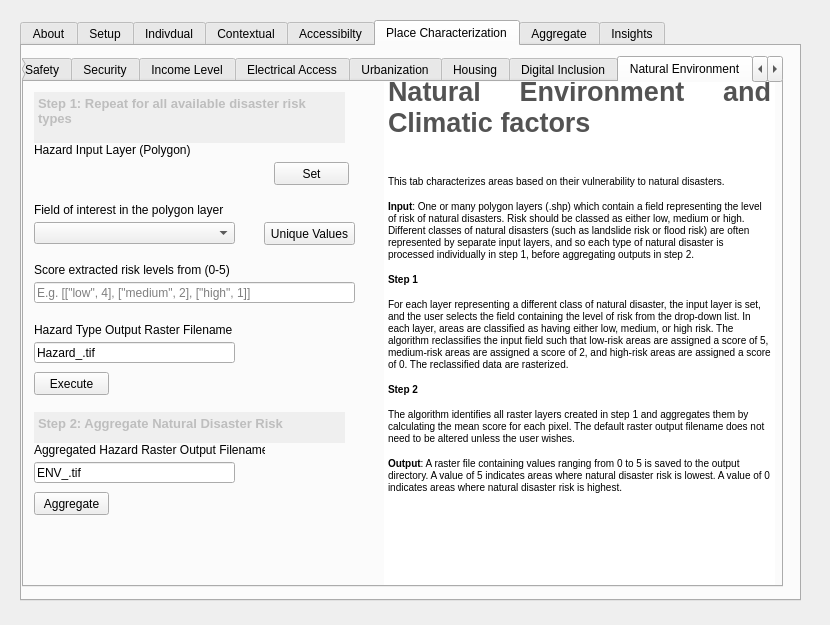
First picture: the form in gender_indicator_tool/gender_indicator_tool_dialog_base.ui, repository worldbank/GEEST, before the edit.
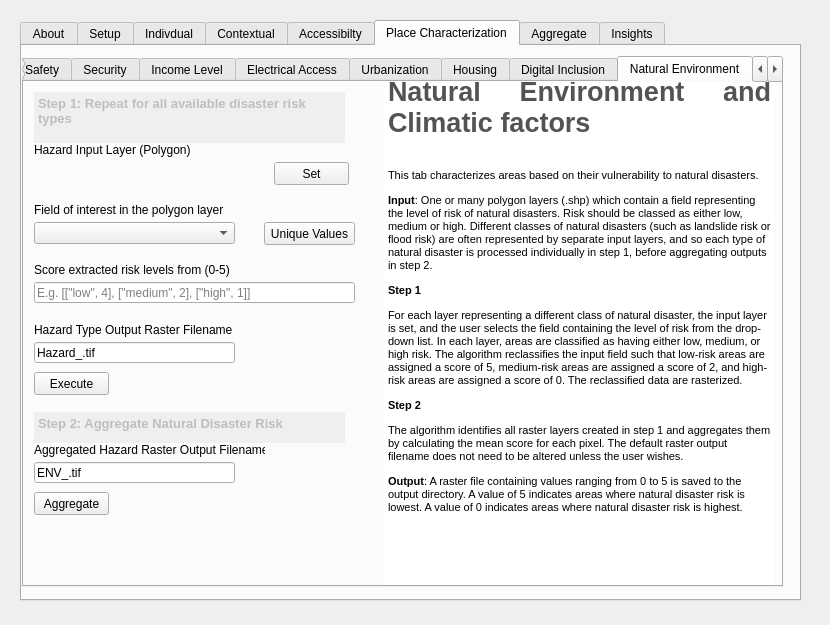
Second picture: the form after the edit. The open tabs and pages were chosen to show the change. Custom widgets are drawn as their Qt base class.

Commit message: User manual added

```diff
--- a/gender_indicator_tool/gender_indicator_tool_dialog_base.ui
+++ b/gender_indicator_tool/gender_indicator_tool_dialog_base.ui
@@ -5158,20 +5158,23 @@
        <property name="frameShape">
         <enum>QFrame::NoFrame</enum>
        </property>
+       <property name="readOnly">
+        <bool>true</bool>
+       </property>
        <property name="html">
         <string>&lt;!DOCTYPE HTML PUBLIC &quot;-//W3C//DTD HTML 4.0//EN&quot; &quot;http://www.w3.org/TR/REC-html40/strict.dtd&quot;&gt;
 &lt;html&gt;&lt;head&gt;&lt;meta name=&quot;qrichtext&quot; content=&quot;1&quot; /&gt;&lt;style type=&quot;text/css&quot;&gt;
 p, li { white-space: pre-wrap; }
 &lt;/style&gt;&lt;/head&gt;&lt;body style=&quot; font-family:'MS Shell Dlg 2'; font-size:8.25pt; font-weight:400; font-style:normal;&quot;&gt;
 &lt;p align=&quot;justify&quot; style=&quot; margin-top:0px; margin-bottom:0px; margin-left:0px; margin-right:0px; -qt-block-indent:0; text-indent:0px;&quot;&gt;&lt;span style=&quot; font-size:20pt; font-weight:600; color:#535353;&quot;&gt;Natural Environment and Climatic factors&lt;/span&gt;&lt;/p&gt;
-&lt;p align=&quot;justify&quot; style=&quot;-qt-paragraph-type:empty; margin-top:0px; margin-bottom:0px; margin-left:0px; margin-right:0px; -qt-block-indent:0; text-indent:0px; font-size:24pt; font-weight:600; color:#535353;&quot;&gt;&lt;br /&gt;&lt;/p&gt;
-&lt;p align=&quot;justify&quot; style=&quot; margin-top:0px; margin-bottom:0px; margin-left:0px; margin-right:0px; -qt-block-indent:0; text-indent:0px;&quot;&gt;&lt;span style=&quot; font-size:7.8pt;&quot;&gt;This tab characterizes areas based on their vulnerability to natural disasters. &lt;/span&gt;&lt;/p&gt;
-&lt;p style=&quot; margin-top:12px; margin-bottom:12px; margin-left:0px; margin-right:0px; -qt-block-indent:0; text-indent:0px;&quot;&gt;&lt;span style=&quot; font-size:7.8pt; font-weight:600;&quot;&gt;Input&lt;/span&gt;&lt;span style=&quot; font-size:7.8pt;&quot;&gt;: One or many polygon layers (.shp) which contain a field representing the level of risk of natural disasters. Risk should be classed as either low, medium or high. Different classes of natural disasters (such as landslide risk or flood risk) are often represented by separate input layers, and so each type of natural disaster is processed individually in step 1, before aggregating outputs in step 2. &lt;/span&gt;&lt;/p&gt;
-&lt;p style=&quot; margin-top:12px; margin-bottom:12px; margin-left:0px; margin-right:0px; -qt-block-indent:0; text-indent:0px;&quot;&gt;&lt;span style=&quot; font-size:7.8pt; font-weight:600;&quot;&gt;Step 1 &lt;/span&gt;&lt;/p&gt;
-&lt;p style=&quot; margin-top:12px; margin-bottom:12px; margin-left:0px; margin-right:0px; -qt-block-indent:0; text-indent:0px;&quot;&gt;&lt;span style=&quot; font-size:7.8pt;&quot;&gt;For each layer representing a different class of natural disaster, the input layer is set, and the user selects the field containing the level of risk from the drop-down list. In each layer, areas are classified as having either low, medium, or high risk. The algorithm reclassifies the input field such that low-risk areas are assigned a score of 5, medium-risk areas are assigned a score of 2, and high-risk areas are assigned a score of 0. The reclassified data are rasterized. &lt;/span&gt;&lt;/p&gt;
-&lt;p style=&quot; margin-top:12px; margin-bottom:12px; margin-left:0px; margin-right:0px; -qt-block-indent:0; text-indent:0px;&quot;&gt;&lt;span style=&quot; font-size:7.8pt; font-weight:600;&quot;&gt;Step 2&lt;/span&gt;&lt;span style=&quot; font-size:7.8pt;&quot;&gt; &lt;/span&gt;&lt;/p&gt;
-&lt;p style=&quot; margin-top:12px; margin-bottom:12px; margin-left:0px; margin-right:0px; -qt-block-indent:0; text-indent:0px;&quot;&gt;&lt;span style=&quot; font-size:7.8pt;&quot;&gt;The algorithm identifies all raster layers created in step 1 and aggregates them by calculating the mean score for each pixel. The default raster output filename does not need to be altered unless the user wishes. &lt;/span&gt;&lt;/p&gt;
-&lt;p style=&quot; margin-top:12px; margin-bottom:12px; margin-left:0px; margin-right:0px; -qt-block-indent:0; text-indent:0px;&quot;&gt;&lt;span style=&quot; font-size:7.8pt; font-weight:600;&quot;&gt;Output&lt;/span&gt;&lt;span style=&quot; font-size:7.8pt;&quot;&gt;: A raster file containing values ranging from 0 to 5 is saved to the output directory. A value of 5 indicates areas where natural disaster risk is lowest. A value of 0 indicates areas where natural disaster risk is highest. &lt;/span&gt;&lt;/p&gt;&lt;/body&gt;&lt;/html&gt;</string>
+&lt;p align=&quot;justify&quot; style=&quot;-qt-paragraph-type:empty; margin-top:0px; margin-bottom:0px; margin-left:0px; margin-right:0px; -qt-block-indent:0; text-indent:0px; font-size:20pt; font-weight:600; color:#535353;&quot;&gt;&lt;br /&gt;&lt;/p&gt;
+&lt;p align=&quot;justify&quot; style=&quot; margin-top:0px; margin-bottom:0px; margin-left:0px; margin-right:0px; -qt-block-indent:0; text-indent:0px;&quot;&gt;&lt;span style=&quot; font-size:8pt;&quot;&gt;This tab characterizes areas based on their vulnerability to natural disasters. &lt;/span&gt;&lt;/p&gt;
+&lt;p style=&quot; margin-top:12px; margin-bottom:12px; margin-left:0px; margin-right:0px; -qt-block-indent:0; text-indent:0px;&quot;&gt;&lt;span style=&quot; font-size:8pt; font-weight:600;&quot;&gt;Input&lt;/span&gt;&lt;span style=&quot; font-size:8pt;&quot;&gt;: One or many polygon layers (.shp) which contain a field representing the level of risk of natural disasters. Risk should be classed as either low, medium or high. Different classes of natural disasters (such as landslide risk or flood risk) are often represented by separate input layers, and so each type of natural disaster is processed individually in step 1, before aggregating outputs in step 2. &lt;/span&gt;&lt;/p&gt;
+&lt;p style=&quot; margin-top:12px; margin-bottom:12px; margin-left:0px; margin-right:0px; -qt-block-indent:0; text-indent:0px;&quot;&gt;&lt;span style=&quot; font-size:8pt; font-weight:600;&quot;&gt;Step 1 &lt;/span&gt;&lt;/p&gt;
+&lt;p style=&quot; margin-top:12px; margin-bottom:12px; margin-left:0px; margin-right:0px; -qt-block-indent:0; text-indent:0px;&quot;&gt;&lt;span style=&quot; font-size:8pt;&quot;&gt;For each layer representing a different class of natural disaster, the input layer is set, and the user selects the field containing the level of risk from the drop-down list. In each layer, areas are classified as having either low, medium, or high risk. The algorithm reclassifies the input field such that low-risk areas are assigned a score of 5, medium-risk areas are assigned a score of 2, and high-risk areas are assigned a score of 0. The reclassified data are rasterized. &lt;/span&gt;&lt;/p&gt;
+&lt;p style=&quot; margin-top:12px; margin-bottom:12px; margin-left:0px; margin-right:0px; -qt-block-indent:0; text-indent:0px;&quot;&gt;&lt;span style=&quot; font-size:8pt; font-weight:600;&quot;&gt;Step 2&lt;/span&gt;&lt;span style=&quot; font-size:8pt;&quot;&gt; &lt;/span&gt;&lt;/p&gt;
+&lt;p style=&quot; margin-top:12px; margin-bottom:12px; margin-left:0px; margin-right:0px; -qt-block-indent:0; text-indent:0px;&quot;&gt;&lt;span style=&quot; font-size:8pt;&quot;&gt;The algorithm identifies all raster layers created in step 1 and aggregates them by calculating the mean score for each pixel. The default raster output filename does not need to be altered unless the user wishes. &lt;/span&gt;&lt;/p&gt;
+&lt;p style=&quot; margin-top:12px; margin-bottom:12px; margin-left:0px; margin-right:0px; -qt-block-indent:0; text-indent:0px;&quot;&gt;&lt;span style=&quot; font-size:8pt; font-weight:600;&quot;&gt;Output&lt;/span&gt;&lt;span style=&quot; font-size:8pt;&quot;&gt;: A raster file containing values ranging from 0 to 5 is saved to the output directory. A value of 5 indicates areas where natural disaster risk is lowest. A value of 0 indicates areas where natural disaster risk is highest. &lt;/span&gt;&lt;/p&gt;&lt;/body&gt;&lt;/html&gt;</string>
        </property>
       </widget>
       <widget class="QLabel" name="label_133">
```
Left out of the diff: 155 changed lines with no effect on the pictures. The commit also changes 5 other files.
